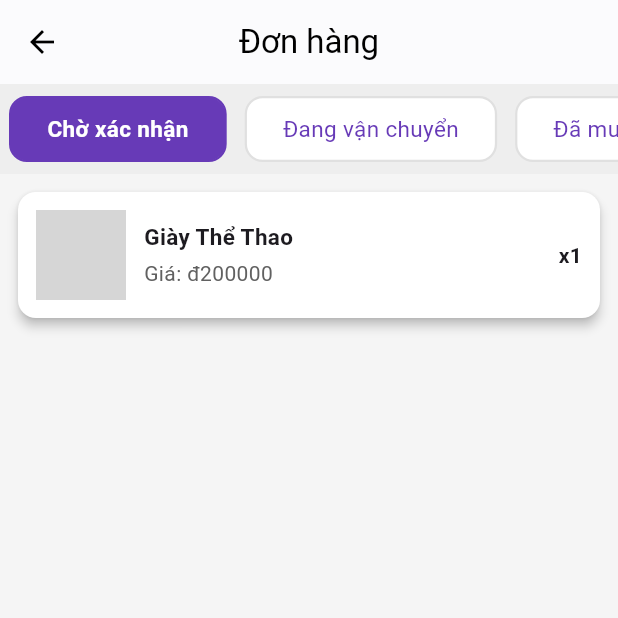
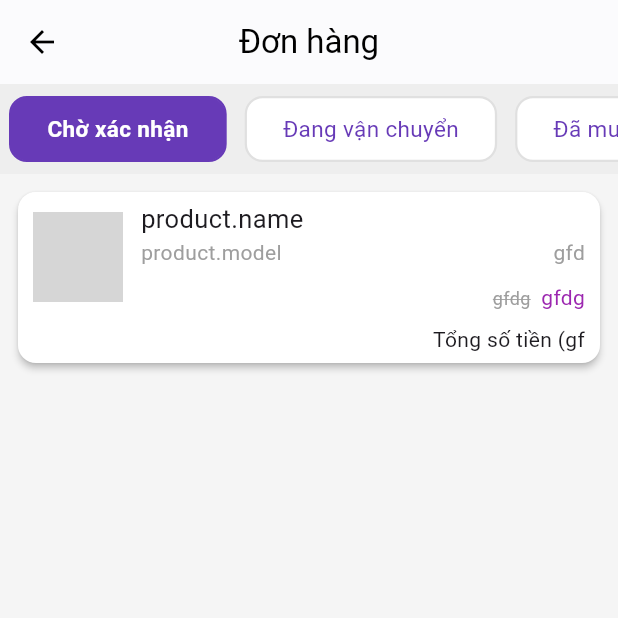
Before and after one commit to QuocTrung04/clockee, a Flutter app: the OrderScreen screen opened directly, after a tap on "Chờ xác nhận", on a phone screen of 412 x 824 dp, the top half of it. Run offline on Flutter 3.47's test engine with Material 3 defaults, Android fonts, the phone set to English and light mode, and no system bars; our stand-ins replace animate_do, badges, carousel_slider, curved_navigation_bar, shared_preferences; missing offline and left inert: iconify_design; accounts and stored records are empty; network calls fail; statements that could not run were skipped; grey boxes are pictures that could not be loaded.

Commit message:
sua order

```diff
--- a/lib/models/address.dart
+++ b/lib/models/address.dart
@@ -69,6 +69,7 @@ class Address {
       isDefault: isDefault ?? this.isDefault,
     );
   }
+
   @override
   bool operator ==(Object other) {
     if (identical(this, other)) return true;
--- a/lib/screens/order_screen.dart
+++ b/lib/screens/order_screen.dart
@@ -231,6 +231,7 @@
 //   }
 // }
 
+import 'package:clockee/models/sanpham.dart';
 import 'package:flutter/material.dart';
 
 // Giả sử bạn có model Order (bạn có thể tùy chỉnh theo API thật)
@@ -413,47 +414,77 @@ class _OrderScreenState extends State<OrderScreen> {
   }
 
   Widget _buildOrderCard(Order order) {
+    final Product sanpham;
     return Card(
       color: Colors.white,
-      elevation: 3,
+      elevation: 2,
       shape: RoundedRectangleBorder(borderRadius: BorderRadius.circular(12)),
-      margin: const EdgeInsets.only(bottom: 12),
+      margin: EdgeInsets.only(bottom: 8),
       child: Padding(
-        padding: const EdgeInsets.all(12),
-        child: Row(
+        padding: const EdgeInsets.fromLTRB(10.0, 6, 10, 6),
+        child: Column(
+          crossAxisAlignment: CrossAxisAlignment.start,
+          children: [
+            Row(
               children: [
                 ClipRRect(
-              borderRadius: BorderRadius.circular(10),
+                  borderRadius: BorderRadius.circular(8),
                   child: Image.network(
-                order.image,
+                    'https://i.ibb.co/Kpq5F9Qx/ra-as0106l30b-1730956198.png',
                     width: 60,
                     height: 60,
-                fit: BoxFit.cover,
                   ),
                 ),
-            const SizedBox(width: 12),
+                SizedBox(width: 12),
                 Expanded(
                   child: Column(
                     crossAxisAlignment: CrossAxisAlignment.start,
                     children: [
+                      Text('product.name', style: TextStyle(fontSize: 17)),
+                      Row(
+                        children: [
                           Text(
-                    order.name,
-                    style: const TextStyle(
-                      fontWeight: FontWeight.w600,
-                      fontSize: 15,
+                            'product.model',
+                            style: TextStyle(color: Colors.grey),
+                          ),
+                          Spacer(),
+                          Text('gfd', style: TextStyle(color: Colors.grey)),
+                        ],
+                      ),
+                      SizedBox(height: 10),
+                      Row(
+                        mainAxisAlignment: MainAxisAlignment.end,
+                        crossAxisAlignment: CrossAxisAlignment.baseline,
+                        textBaseline: TextBaseline.alphabetic,
+                        children: [
+                          Text(
+                            'gfdg',
+                            style: TextStyle(
+                              fontSize: 12,
+                              color: Colors.grey,
+                              decoration: TextDecoration.lineThrough,
+                              decorationColor: Colors.grey,
                             ),
                           ),
-                  const SizedBox(height: 4),
+                          SizedBox(width: 7),
                           Text(
-                    'Giá: đ${order.price}',
-                    style: TextStyle(color: Colors.grey[700]),
+                            'gfdg',
+                            style: TextStyle(
+                              color: Colors.purple,
+                              fontSize: 14,
+                            ),
+                          ),
+                        ],
                       ),
                     ],
                   ),
                 ),
-            Text(
-              'x${order.quantity}',
-              style: const TextStyle(fontWeight: FontWeight.bold),
+              ],
+            ),
+            SizedBox(height: 8),
+            Row(
+              mainAxisAlignment: MainAxisAlignment.end,
+              children: [Text('Tổng số tiền (gf')],
             ),
           ],
         ),
```
Also changed, not shown: lib/screens/home_screen.dart (+7 -7 lines), lib/screens/pay_screen.dart (+53 -7 lines), lib/screens/product_details_screen.dart (+43 -1 lines), lib/services/api_service.dart (+13 -0 lines). Lines whose indentation alone changed are shown as unchanged.
